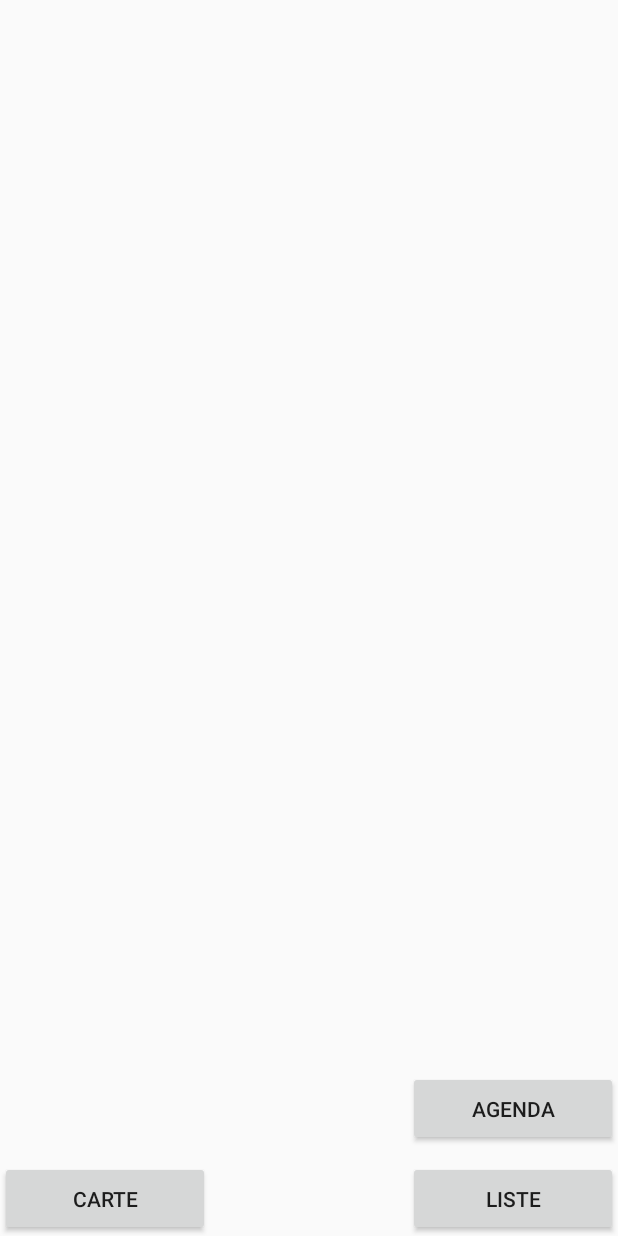
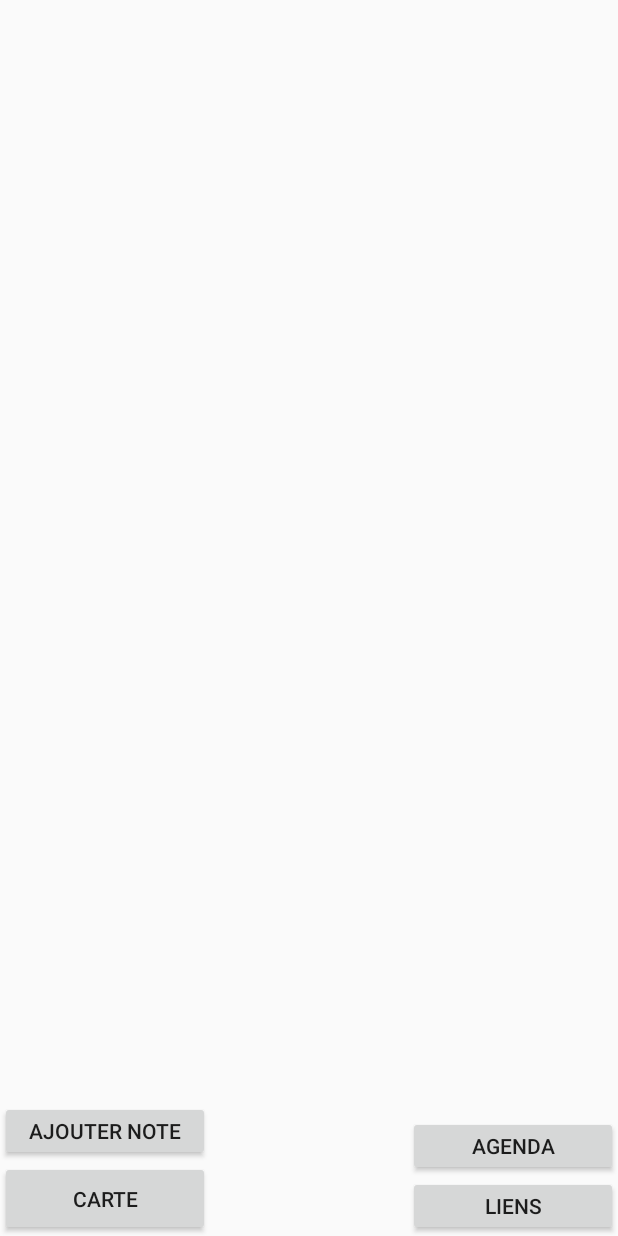
Before and after one commit to ThibautE/ProjetAR, an Android app: the screen it shows after launch (MainActivity), on a phone screen of 412 x 824 dp. Run offline under Robolectric (Android 15) with nearby library versions, the phone set to English and light mode, and no system bars; libraries missing offline, so code that uses them is left out: com.wikitude.architect; plain views replace ArchitectView; pictures from the network do not load; 8 statements that could not run were skipped.

Commit message:
Ajout formulaire création POI et divers changements

```diff
--- a/app/src/main/AndroidManifest.xml
+++ b/app/src/main/AndroidManifest.xml
@@ -58,7 +58,7 @@
         -->
         <meta-data
             android:name="com.google.android.geo.API_KEY"
-            android:value="@string/google_maps_key" />
+            android:value="AIzaSyCU70-0rrfKN16ih4zpW5mH7_TTYcWdoNg" />
 
         <activity
             android:name=".Carte"
@@ -67,6 +67,10 @@
         <activity
             android:name=".Calendar"
             android:label="Agenda" />
+
+        <activity
+            android:name=".AddPoi"
+            android:label="Note" />
     </application>
 
 </manifest>
--- a/app/src/main/java/com/cmil3/ar/projetar/Liste.java
+++ b/app/src/main/java/com/cmil3/ar/projetar/Liste.java
@@ -1,5 +1,6 @@
 package com.cmil3.ar.projetar;
 
+import android.app.Activity;
 import android.content.Intent;
 import android.net.Uri;
 import android.os.Bundle;
@@ -7,7 +8,7 @@ import android.support.v7.app.AppCompatActivity;
 import android.view.View;
 import android.widget.Button;
 
-public class Liste extends AppCompatActivity {
+public class Liste extends Activity {
 
     //lien vers le site de l'ent
     private void ent(){
--- a/app/src/main/java/com/cmil3/ar/projetar/MainActivity.java
+++ b/app/src/main/java/com/cmil3/ar/projetar/MainActivity.java
@@ -55,7 +55,7 @@ public class MainActivity extends AppCompatActivity implements LocationListener{
             this.architectView.load("file:///android_asset/08_BrowsingPois_5_NativeDetailScreen/index.html");
             architectView.setLocation(latitude, longitude, altitude, accuracy);
         } catch (Exception e) {
-            System.out.println("erreur wikitude chargement asset");
+            System.out.println("Erreur du chargement de l'asset Wikitude");
         }
     }
 
@@ -159,11 +159,13 @@ public class MainActivity extends AppCompatActivity implements LocationListener{
         Toast.makeText(this, msg, Toast.LENGTH_SHORT).show();
     }
 
-    //Bouton de menu pour la liste et pour la carte
+    //Instanciation des boutons
     private void buttonFonction() {
         Button BListe = (Button) findViewById(R.id.button3); //création d'un boutton actif sur le bouton button3 du layout activity_main
         Button BCarte = (Button) findViewById(R.id.button2); //création d'un boutton actif sur le bouton button4 du layout activity_main
         Button BCalendar = (Button) findViewById(R.id.button4); //création d'un boutton actif sur le bouton button4 du layout activity_main
+        Button BAddPoi = (Button) findViewById(R.id.button5); //création d'un boutton actif sur le bouton button4 du layout activity_main
+
 
         BListe.setOnClickListener(new View.OnClickListener(){
             @Override
@@ -191,9 +193,13 @@ public class MainActivity extends AppCompatActivity implements LocationListener{
                 startActivity(calen);
             }
         });
+
+        BAddPoi.setOnClickListener(new View.OnClickListener(){
+            @Override
+            public void onClick(View v) {
+                Intent addPoi = new Intent(MainActivity.this, AddPoi.class);
+                startActivity(addPoi);
+            }
+        });
     }
-
-
-
-
 }
--- a/app/src/main/res/layout/activity_main.xml
+++ b/app/src/main/res/layout/activity_main.xml
@@ -18,9 +18,9 @@
         <Button
             android:id="@+id/button3"
             android:layout_width="140dp"
-            android:layout_height="50dp"
+            android:layout_height="40dp"
             android:layout_gravity="bottom|right"
-            android:text="@string/liste"
+            android:text="@string/liens"
             android:textSize="14sp"
             tools:ignore="RtlHardcoded" />
 
@@ -35,12 +35,21 @@
         <Button
             android:id="@+id/button4"
             android:layout_width="140dp"
-            android:layout_height="50dp"
+            android:layout_height="40dp"
             android:layout_gravity="bottom|right"
-            android:layout_marginBottom="60dp"
-            android:text="Agenda"
+            android:layout_marginBottom="40dp"
+            android:text="@string/agenda"
             android:textSize="14sp"
             tools:ignore="RtlHardcoded" />
+
+        <Button
+            android:id="@+id/button5"
+            android:layout_width="140dp"
+            android:layout_height="40dp"
+            android:layout_gravity="bottom"
+            android:layout_marginBottom="50dp"
+            android:text="@string/addPoi"
+            android:textSize="14sp" />
     </com.wikitude.architect.ArchitectView>
 
 </RelativeLayout>
--- a/app/src/main/res/values/strings.xml
+++ b/app/src/main/res/values/strings.xml
@@ -1,13 +1,17 @@
 <resources>
     <string name="app_name">Université AR</string>
-    <string name="provider_disabled">Localisation désactivé</string>
-    <string name="provider_enabled">Localisation activé</string>
+    <string name="provider_disabled">Localisation désactivée</string>
+    <string name="provider_enabled">Localisation activée</string>
     <string name="provider_new_status">Etat actuel de la localisation : %2$s</string>
     <string name="new_location">Nouvelle position : Latitude = %1$f, Longitude = %2$f, Altitude = %3$f avec une précision de %4$f mètres</string>
     <string name="title_activity_carte">Map</string>
     <string name="carte">Carte</string>
-    <string name="liste">Liste</string>
+    <string name="liste">Liens</string>
     <string name="Retour">Retour </string>
     <string name="ENT">ENT</string>
     <string name="FDS">FDS</string>
+    <string name="agenda">Agenda</string>
+    <string name="liens">Liens</string>
+    <string name="addPoi">Ajouter note</string>
+    <string name="createNote">Créer ma note</string>
 </resources>
--- a/build.gradle
+++ b/build.gradle
@@ -5,7 +5,7 @@ buildscript {
         jcenter()
     }
     dependencies {
-        classpath 'com.android.tools.build:gradle:2.3.2'
+        classpath 'com.android.tools.build:gradle:2.3.3'
 
         // NOTE: Do not place your application dependencies here; they belong
         // in the individual module build.gradle files
```
Also changed, not shown: app/src/main/java/com/cmil3/ar/projetar/Carte.java (+19 -0 lines), 3 other files.
